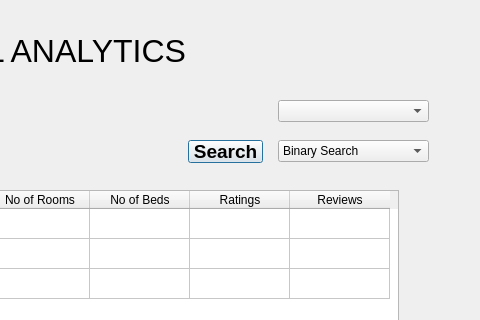
This is Project_UI.ui in Aysha-javaid24/CS261F21PID57 as Qt 5 draws it before an edit; both pictures show x 402 to 882 and y 0 to 320 of the 882 by 565 pixel window. The edited form follows.
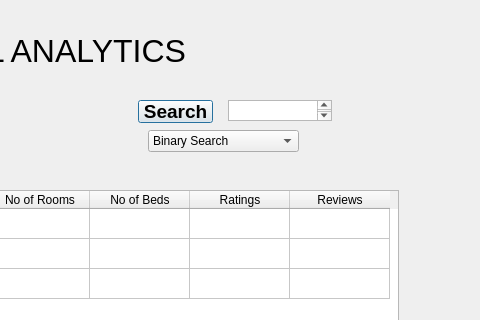
This is the edited form.

The edit to the form file:
```diff
--- a/Project_UI.ui
+++ b/Project_UI.ui
@@ -23,26 +23,11 @@
     </rect>
    </property>
   </widget>
-  <widget class="QComboBox" name="comboBox">
-   <property name="geometry">
-    <rect>
-     <x>680</x>
-     <y>100</y>
-     <width>151</width>
-     <height>22</height>
-    </rect>
-   </property>
-   <item>
-    <property name="text">
-     <string/>
-    </property>
-   </item>
-  </widget>
   <widget class="QComboBox" name="comboBox_2">
    <property name="geometry">
     <rect>
-     <x>680</x>
-     <y>140</y>
+     <x>550</x>
+     <y>130</y>
      <width>151</width>
      <height>22</height>
     </rect>
@@ -127,8 +112,8 @@
   <widget class="QPushButton" name="pushButton">
    <property name="geometry">
     <rect>
-     <x>590</x>
-     <y>140</y>
+     <x>540</x>
+     <y>100</y>
      <width>75</width>
      <height>23</height>
     </rect>
@@ -220,6 +205,16 @@
     </property>
    </column>
   </widget>
+  <widget class="QTextEdit" name="textEdit_2">
+   <property name="geometry">
+    <rect>
+     <x>630</x>
+     <y>100</y>
+     <width>104</width>
+     <height>21</height>
+    </rect>
+   </property>
+  </widget>
  </widget>
  <resources/>
  <connections/>
```
